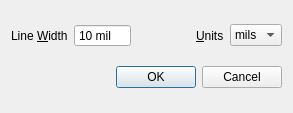
First picture: the form in EditLineDialog.ui, repository igorizyumin/xpcb, before the edit.
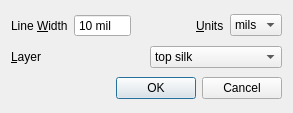
Second picture: the form after the edit.

Commit message: finished line editor

```diff
--- a/EditLineDialog.ui
+++ b/EditLineDialog.ui
@@ -99,6 +99,34 @@
      </item>
     </layout>
    </item>
+   <item>
+    <layout class="QHBoxLayout" name="horizontalLayout_2">
+     <item>
+      <widget class="QLabel" name="label_2">
+       <property name="text">
+        <string>&amp;Layer</string>
+       </property>
+       <property name="buddy">
+        <cstring>layerBox</cstring>
+       </property>
+      </widget>
+     </item>
+     <item>
+      <widget class="QComboBox" name="layerBox">
+       <item>
+        <property name="text">
+         <string>top silk</string>
+        </property>
+       </item>
+       <item>
+        <property name="text">
+         <string>bottom silk</string>
+        </property>
+       </item>
+      </widget>
+     </item>
+    </layout>
+   </item>
    <item>
     <widget class="QDialogButtonBox" name="buttonBox">
      <property name="orientation">
```
Left out of the diff: 1 changed line with no effect on the pictures. The commit also changes 9 other files.
